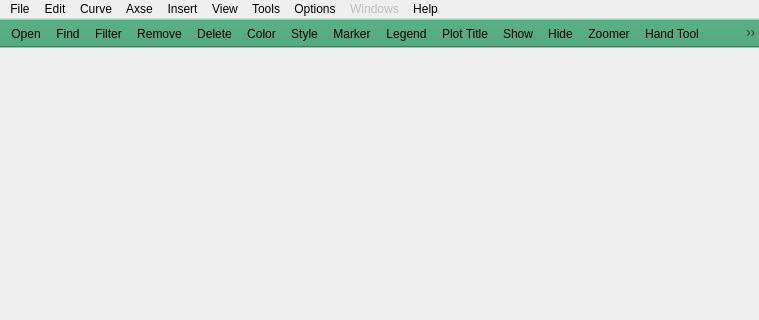
Sunfe/icurve, file icurve_v2.0/icurve/resource/icurve.ui: the form before one commit; both pictures show x 0 to 759 and y 0 to 320 of the 759 by 475 pixel window.
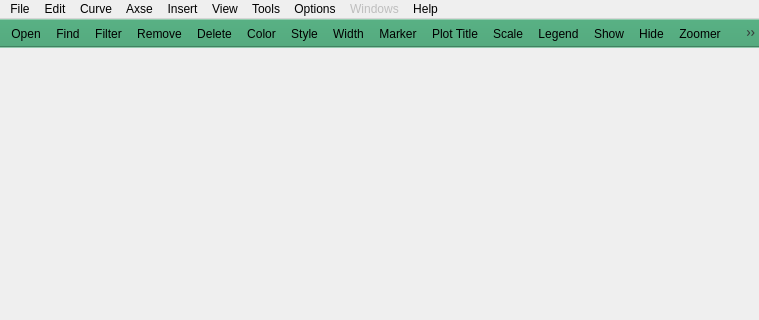
The form after the commit. Icons and pictures are not drawn.

```diff
--- a/icurve_v2.0/icurve/resource/icurve.ui
+++ b/icurve_v2.0/icurve/resource/icurve.ui
@@ -278,13 +278,17 @@
    <addaction name="actionDelete"/>
    <addaction name="actionColor"/>
    <addaction name="actionStyle"/>
+   <addaction name="actionWidth"/>
    <addaction name="actionMarker"/>
-   <addaction name="actionLegend"/>
    <addaction name="actionTitle"/>
+   <addaction name="actionAxseScale"/>
+   <addaction name="actionLegend"/>
    <addaction name="actionShow"/>
    <addaction name="actionHide"/>
    <addaction name="actionZoom"/>
    <addaction name="actionHandMove"/>
+   <addaction name="actionExpand"/>
+   <addaction name="actionInfo"/>
    <addaction name="actionRefresh"/>
   </widget>
   <widget class="QStatusBar" name="statusBar"/>
```
Left out of the diff: 16 changed lines with no effect on the pictures.
